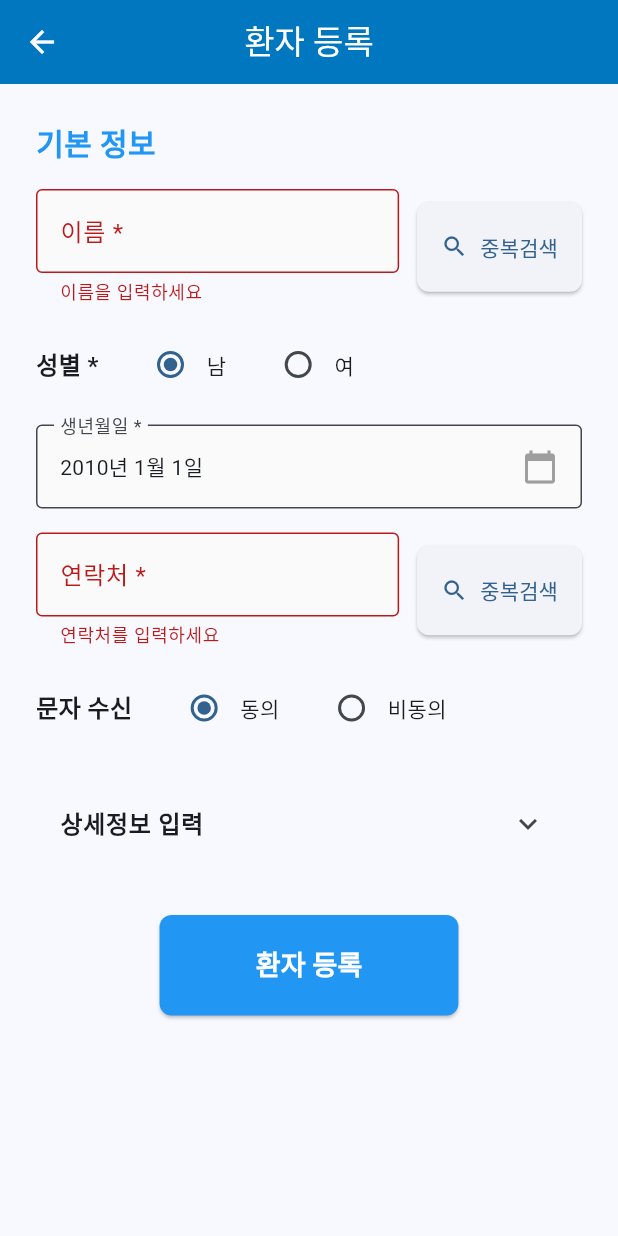
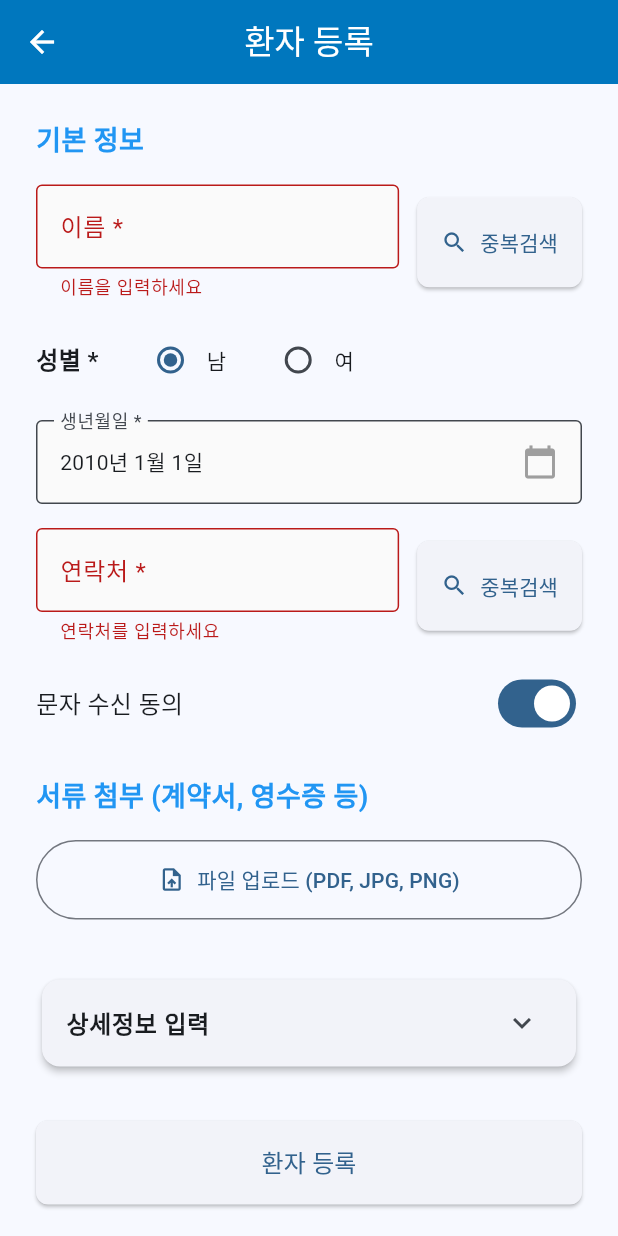
Before and after one commit to tjddms30700-byte/rehab-nexus-flutter, a Flutter app: the PatientRegistrationScreen screen opened directly, after a tap on "환자 등록", on a phone screen of 412 x 824 dp. Run offline on Flutter 3.47's test engine with Material 3 defaults, Android fonts, the phone set to English and light mode, and no system bars; our stand-ins replace cloud_firestore, file_picker, firebase_core, firebase_storage, fl_chart, table_calendar; accounts and stored records are empty.

Commit message:
fix: Firestore index errors + Add file upload to patient registration

```diff
--- a/lib/screens/patient_registration_screen.dart
+++ b/lib/screens/patient_registration_screen.dart
@@ -1,7 +1,10 @@
 import 'package:flutter/material.dart';
 import 'package:cloud_firestore/cloud_firestore.dart';
+import 'package:file_picker/file_picker.dart';
+import 'package:firebase_storage/firebase_storage.dart';
+import 'dart:typed_data';
 
-/// 환자 등록 화면 (개선 버전)
+/// 환자 등록 화면 (파일 업로드 포함)
 class PatientRegistrationScreen extends StatefulWidget {
   const PatientRegistrationScreen({Key? key}) : super(key: key);
 
@@ -25,6 +28,10 @@ class _PatientRegistrationScreenState extends State<PatientRegistrationScreen> {
   final TextEditingController _visitPathController = TextEditingController();
   final TextEditingController _memoController = TextEditingController();
 
+  // 파일 업로드
+  List<Map<String, dynamic>> _uploadedFiles = [];
+  bool _isUploading = false;
+
   bool _isLoading = false;
 
   @override
@@ -35,6 +42,89 @@ class _PatientRegistrationScreenState extends State<PatientRegistrationScreen> {
     _visitPathController.dispose();
     _memoController.dispose();
     super.dispose();
+  }
+
+  Future<void> _pickAndUploadFile() async {
+    try {
+      FilePickerResult? result = await FilePicker.platform.pickFiles(
+        type: FileType.custom,
+        allowedExtensions: ['pdf', 'jpg', 'jpeg', 'png'],
+        allowMultiple: true,
+        withData: true,
+      );
+
+      if (result != null) {
+        setState(() {
+          _isUploading = true;
+        });
+
+        for (var file in result.files) {
+          if (file.bytes != null) {
+            // Firebase Storage에 업로드
+            final fileName = '${DateTime.now().millisecondsSinceEpoch}_${file.name}';
+            final storageRef = FirebaseStorage.instance
+                .ref()
+                .child('patient_documents/$fileName');
+
+            final uploadTask = await storageRef.putData(
+              file.bytes!,
+              SettableMetadata(contentType: _getContentType(file.extension)),
+            );
+
+            final downloadUrl = await uploadTask.ref.getDownloadURL();
+
+            setState(() {
+              _uploadedFiles.add({
+                'name': file.name,
+                'url': downloadUrl,
+                'size': file.size,
+                'type': file.extension,
+                'uploadedAt': DateTime.now(),
+              });
+            });
+          }
+        }
+
+        setState(() {
+          _isUploading = false;
+        });
+
+        if (mounted) {
+          ScaffoldMessenger.of(context).showSnackBar(
+            SnackBar(content: Text('${result.files.length}개 파일 업로드 완료')),
+          );
+        }
+      }
+    } catch (e) {
+      setState(() {
+        _isUploading = false;
+      });
+      if (mounted) {
+        ScaffoldMessenger.of(context).showSnackBar(
+          SnackBar(content: Text('파일 업로드 실패: $e')),
+        );
+      }
+    }
+  }
+
+  String _getContentType(String? extension) {
+    switch (extension?.toLowerCase()) {
+      case 'pdf':
+        return 'application/pdf';
+      case 'jpg':
+      case 'jpeg':
+        return 'image/jpeg';
+      case 'png':
+        return 'image/png';
+      default:
+        return 'application/octet-stream';
+    }
+  }
+
+  void _removeFile(int index) {
+    setState(() {
+      _uploadedFiles.removeAt(index);
+    });
   }
 
   @override
@@ -148,7 +238,6 @@ class _PatientRegistrationScreenState extends State<PatientRegistrationScreen> {
                               border: OutlineInputBorder(),
                               hintText: '010-0000-0000',
                             ),
-                            keyboardType: TextInputType.phone,
                             validator: (value) {
                               if (value == null || value.trim().isEmpty) {
                                 return '연락처를 입력하세요';
@@ -173,35 +262,76 @@ class _PatientRegistrationScreenState extends State<PatientRegistrationScreen> {
                     // 문자 수신 동의
                     Row(
                       children: [
-                        const Text('문자 수신', style: TextStyle(fontSize: 16, fontWeight: FontWeight.bold)),
-                        const SizedBox(width: 24),
-                        Radio<bool>(
-                          value: true,
-                          groupValue: _smsConsent,
+                        const Text('문자 수신 동의', style: TextStyle(fontSize: 16)),
+                        const Spacer(),
+                        Switch(
+                          value: _smsConsent,
                           onChanged: (value) {
                             setState(() {
-                              _smsConsent = value!;
+                              _smsConsent = value;
                             });
                           },
                         ),
-                        const Text('동의'),
-                        const SizedBox(width: 24),
-                        Radio<bool>(
-                          value: false,
-                          groupValue: _smsConsent,
-                          onChanged: (value) {
-                            setState(() {
-                              _smsConsent = value!;
-                            });
-                          },
-                        ),
-                        const Text('비동의'),
                       ],
                     ),
                     const SizedBox(height: 24),
 
-                    // 상세정보 입력 드롭다운
-                    ExpansionTile(
+                    // 파일 업로드 섹션
+                    _buildSectionTitle('서류 첨부 (계약서, 영수증 등)'),
+                    const SizedBox(height: 16),
+
+                    // 파일 업로드 버튼
+                    SizedBox(
+                      width: double.infinity,
+                      child: OutlinedButton.icon(
+                        onPressed: _isUploading ? null : _pickAndUploadFile,
+                        icon: _isUploading
+                            ? const SizedBox(
+                                width: 20,
+                                height: 20,
+                                child: CircularProgressIndicator(strokeWidth: 2),
+                              )
+                            : const Icon(Icons.upload_file),
+                        label: Text(_isUploading ? '업로드 중...' : '파일 업로드 (PDF, JPG, PNG)'),
+                        style: OutlinedButton.styleFrom(
+                          padding: const EdgeInsets.symmetric(vertical: 16),
+                        ),
+                      ),
+                    ),
+                    const SizedBox(height: 12),
+
+                    // 업로드된 파일 목록
+                    if (_uploadedFiles.isNotEmpty)
+                      ...List.generate(_uploadedFiles.length, (index) {
+                        final file = _uploadedFiles[index];
+                        return Card(
+                          margin: const EdgeInsets.only(bottom: 8),
+                          child: ListTile(
+                            leading: Icon(
+                              _getFileIcon(file['type']),
+                              color: Colors.blue,
+                            ),
+                            title: Text(
+                              file['name'],
+                              maxLines: 1,
+                              overflow: TextOverflow.ellipsis,
+                            ),
+                            subtitle: Text(
+                              '${_formatFileSize(file['size'])} · ${_formatDateTime(file['uploadedAt'])}',
+                              style: const TextStyle(fontSize: 12),
+                            ),
+                            trailing: IconButton(
+                              icon: const Icon(Icons.delete, color: Colors.red),
+                              onPressed: () => _removeFile(index),
+                            ),
+                          ),
+                        );
+                      }),
+                    const SizedBox(height: 24),
+
+                    // 상세 정보 드롭다운
+                    Card(
+                      child: ExpansionTile(
                         title: const Text('상세정보 입력', style: TextStyle(fontWeight: FontWeight.bold)),
                         initiallyExpanded: _showDetails,
                         onExpansionChanged: (expanded) {
@@ -214,35 +344,30 @@ class _PatientRegistrationScreenState extends State<PatientRegistrationScreen> {
                             padding: const EdgeInsets.all(16),
                             child: Column(
                               children: [
-                              // 주소
                                 TextFormField(
                                   controller: _addressController,
                                   decoration: const InputDecoration(
                                     labelText: '주소',
                                     border: OutlineInputBorder(),
-                                  hintText: '서울시 강남구 테헤란로 123',
                                   ),
+                                  maxLines: 2,
                                 ),
                                 const SizedBox(height: 16),
-
-                              // 방문 경로
                                 TextFormField(
                                   controller: _visitPathController,
                                   decoration: const InputDecoration(
                                     labelText: '방문 경로',
                                     border: OutlineInputBorder(),
-                                  hintText: '예) 지인 소개, 인터넷 검색',
+                                    hintText: '예: 지인 소개, 인터넷 검색',
                                   ),
                                 ),
                                 const SizedBox(height: 16),
-
-                              // 고객 메모
                                 TextFormField(
                                   controller: _memoController,
                                   decoration: const InputDecoration(
                                     labelText: '고객 메모',
                                     border: OutlineInputBorder(),
-                                  hintText: '특이사항 또는 메모',
+                                    hintText: '특이사항이나 참고할 내용을 입력하세요',
                                   ),
                                   maxLines: 3,
                                 ),
@@ -251,21 +376,18 @@ class _PatientRegistrationScreenState extends State<PatientRegistrationScreen> {
                           ),
                         ],
                       ),
+                    ),
                     const SizedBox(height: 32),
 
                     // 등록 버튼
-                    Center(
+                    SizedBox(
+                      width: double.infinity,
                       child: ElevatedButton(
-                        onPressed: _registerPatient,
+                        onPressed: _submitRegistration,
                         style: ElevatedButton.styleFrom(
-                          backgroundColor: Colors.blue,
-                          foregroundColor: Colors.white,
-                          padding: const EdgeInsets.symmetric(horizontal: 64, vertical: 20),
+                          padding: const EdgeInsets.symmetric(vertical: 16),
                         ),
-                        child: const Text(
-                          '환자 등록',
-                          style: TextStyle(fontSize: 18, fontWeight: FontWeight.bold),
-                        ),
+                        child: const Text('환자 등록', style: TextStyle(fontSize: 16)),
                       ),
                     ),
                   ],
@@ -278,15 +400,33 @@ class _PatientRegistrationScreenState extends State<PatientRegistrationScreen> {
   Widget _buildSectionTitle(String title) {
     return Text(
       title,
-      style: const TextStyle(
-        fontSize: 20,
-        fontWeight: FontWeight.bold,
-        color: Colors.blue,
-      ),
+      style: const TextStyle(fontSize: 18, fontWeight: FontWeight.bold, color: Colors.blue),
     );
   }
 
-  /// 생년월일 선택
+  IconData _getFileIcon(String? type) {
+    switch (type?.toLowerCase()) {
+      case 'pdf':
+        return Icons.picture_as_pdf;
+      case 'jpg':
+      case 'jpeg':
+      case 'png':
+        return Icons.image;
+      default:
+        return Icons.insert_drive_file;
+    }
+  }
+
+  String _formatFileSize(int bytes) {
+    if (bytes < 1024) return '$bytes B';
+    if (bytes < 1024 * 1024) return '${(bytes / 1024).toStringAsFixed(1)} KB';
+    return '${(bytes / (1024 * 1024)).toStringAsFixed(1)} MB';
+  }
+
+  String _formatDateTime(DateTime dateTime) {
+    return '${dateTime.year}-${dateTime.month.toString().padLeft(2, '0')}-${dateTime.day.toString().padLeft(2, '0')} ${dateTime.hour.toString().padLeft(2, '0')}:${dateTime.minute.toString().padLeft(2, '0')}';
+  }
+
   Future<void> _selectBirthDate() async {
     final picked = await showDatePicker(
       context: context,
@@ -302,7 +442,6 @@ class _PatientRegistrationScreenState extends State<PatientRegistrationScreen> {
     }
   }
 
-  /// 이름 중복 검색
   Future<void> _checkDuplicateName() async {
     final name = _nameController.text.trim();
     if (name.isEmpty) {
@@ -321,12 +460,15 @@ class _PatientRegistrationScreenState extends State<PatientRegistrationScreen> {
       if (mounted) {
         if (snapshot.docs.isEmpty) {
           ScaffoldMessenger.of(context).showSnackBar(
-            const SnackBar(content: Text('✅ 사용 가능한 이름입니다'), backgroundColor: Colors.green),
+            const SnackBar(
+              content: Text('사용 가능한 이름입니다'),
+              backgroundColor: Colors.green,
+            ),
           );
         } else {
           ScaffoldMessenger.of(context).showSnackBar(
             SnackBar(
-              content: Text('⚠️ 동일한 이름의 환자 ${snapshot.docs.length}명이 있습니다'),
+              content: Text('${snapshot.docs.length}명의 동명이인이 있습니다'),
               backgroundColor: Colors.orange,
             ),
           );
@@ -335,13 +477,12 @@ class _PatientRegistrationScreenState extends State<PatientRegistrationScreen> {
     } catch (e) {
       if (mounted) {
         ScaffoldMessenger.of(context).showSnackBar(
-          SnackBar(content: Text('검색 실패: $e')),
+          SnackBar(content: Text('중복 검색 실패: $e')),
         );
       }
     }
   }
 
-  /// 연락처 중복 검색
   Future<void> _checkDuplicatePhone() async {
     final phone = _phoneController.text.trim();
     if (phone.isEmpty) {
@@ -360,12 +501,15 @@ class _PatientRegistrationScreenState extends State<PatientRegistrationScreen> {
       if (mounted) {
         if (snapshot.docs.isEmpty) {
           ScaffoldMessenger.of(context).showSnackBar(
-            const SnackBar(content: Text('✅ 사용 가능한 연락처입니다'), backgroundColor: Colors.green),
+            const SnackBar(
+              content: Text('사용 가능한 연락처입니다'),
+              backgroundColor: Colors.green,
+            ),
           );
         } else {
           ScaffoldMessenger.of(context).showSnackBar(
             const SnackBar(
-              content: Text('⚠️ 이미 등록된 연락처입니다'),
+              content: Text('이미 등록된 연락처입니다'),
               backgroundColor: Colors.red,
             ),
           );
@@ -374,14 +518,13 @@ class _PatientRegistrationScreenState extends State<PatientRegistrationScreen> {
     } catch (e) {
       if (mounted) {
         ScaffoldMessenger.of(context).showSnackBar(
-          SnackBar(content: Text('검색 실패: $e')),
+          SnackBar(content: Text('중복 검색 실패: $e')),
         );
       }
     }
   }
 
-  /// 환자 등록
-  Future<void> _registerPatient() async {
+  Future<void> _submitRegistration() async {
     if (!_formKey.currentState!.validate()) {
       return;
     }
@@ -391,11 +534,10 @@ class _PatientRegistrationScreenState extends State<PatientRegistrationScreen> {
     });
 
     try {
-      // 환자 코드 생성 (P + 타임스탬프)
+      // 환자 코드 생성 (P + timestamp)
       final patientCode = 'P${DateTime.now().millisecondsSinceEpoch}';
 
       await FirebaseFirestore.instance.collection('patients').add({
-        'organization_id': 'org_rehab_nexus_001', // TODO: 실제 조직 ID로 변경
         'patient_code': patientCode,
         'name': _nameController.text.trim(),
         'gender': _gender == '남' ? 'M' : 'F',
@@ -405,21 +547,19 @@ class _PatientRegistrationScreenState extends State<PatientRegistrationScreen> {
         'address': _addressController.text.trim(),
         'visit_path': _visitPathController.text.trim(),
         'memo': _memoController.text.trim(),
-        'diagnosis': [],
-        'guardian_ids': [],
-        'assigned_therapist_id': '',
         'status': 'ACTIVE',
+        'uploaded_files': _uploadedFiles,
         'created_at': FieldValue.serverTimestamp(),
       });
 
       if (mounted) {
-        Navigator.pop(context, true);
         ScaffoldMessenger.of(context).showSnackBar(
           const SnackBar(
-            content: Text('✅ 환자가 등록되었습니다'),
+            content: Text('환자가 성공적으로 등록되었습니다'),
             backgroundColor: Colors.green,
           ),
         );
+        Navigator.pop(context, true);
       }
     } catch (e) {
       if (mounted) {
```
Also changed, not shown: lib/screens/progress_tracking_screen.dart (+17 -9 lines). Lines whose indentation alone changed are shown as unchanged.
